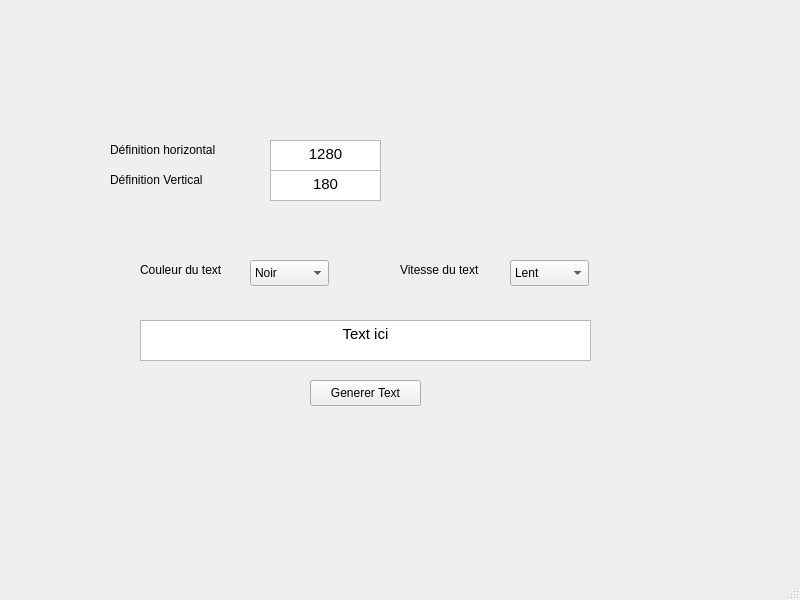
Before: the Qt Designer form mainwindow.ui in oxo140/Text-to-video-GUI, drawn with Qt 5.
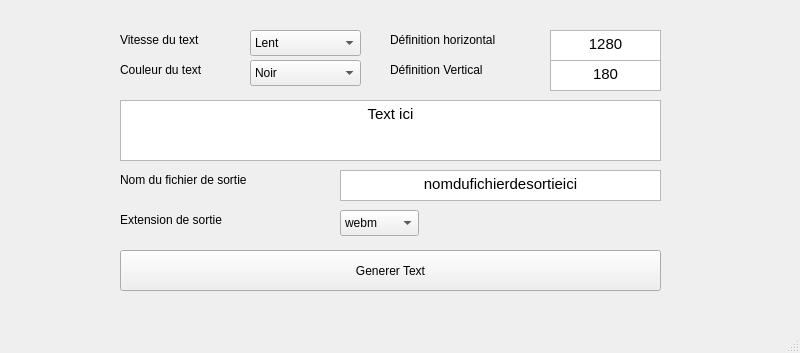
After: the same form once the commit is applied.

Commit message: Extension de sortie

Patch:
```diff
--- a/mainwindow.ui
+++ b/mainwindow.ui
@@ -7,7 +7,7 @@
     <x>0</x>
     <y>0</y>
     <width>800</width>
-    <height>600</height>
+    <height>353</height>
    </rect>
   </property>
   <property name="windowTitle">
@@ -17,10 +17,10 @@
    <widget class="QPushButton" name="pushButton">
     <property name="geometry">
      <rect>
-      <x>310</x>
-      <y>380</y>
-      <width>111</width>
-      <height>26</height>
+      <x>120</x>
+      <y>250</y>
+      <width>541</width>
+      <height>41</height>
      </rect>
     </property>
     <property name="text">
@@ -33,10 +33,10 @@
     </property>
     <property name="geometry">
      <rect>
-      <x>140</x>
-      <y>320</y>
-      <width>451</width>
-      <height>41</height>
+      <x>120</x>
+      <y>100</y>
+      <width>541</width>
+      <height>61</height>
      </rect>
     </property>
     <property name="html">
@@ -53,9 +53,9 @@
    <widget class="QComboBox" name="comboBox">
     <property name="geometry">
      <rect>
-      <x>510</x>
-      <y>260</y>
-      <width>79</width>
+      <x>250</x>
+      <y>30</y>
+      <width>111</width>
       <height>26</height>
      </rect>
     </property>
@@ -78,8 +78,8 @@
    <widget class="QLabel" name="label">
     <property name="geometry">
      <rect>
-      <x>400</x>
-      <y>260</y>
+      <x>120</x>
+      <y>30</y>
       <width>101</width>
       <height>20</height>
      </rect>
@@ -91,8 +91,8 @@
    <widget class="QLabel" name="label_2">
     <property name="geometry">
      <rect>
-      <x>140</x>
-      <y>260</y>
+      <x>120</x>
+      <y>60</y>
       <width>161</width>
       <height>20</height>
      </rect>
@@ -105,8 +105,8 @@
     <property name="geometry">
      <rect>
       <x>250</x>
-      <y>260</y>
-      <width>79</width>
+      <y>60</y>
+      <width>111</width>
       <height>26</height>
      </rect>
     </property>
@@ -134,8 +134,8 @@
    <widget class="QLabel" name="label_3">
     <property name="geometry">
      <rect>
-      <x>110</x>
-      <y>140</y>
+      <x>390</x>
+      <y>30</y>
       <width>161</width>
       <height>20</height>
      </rect>
@@ -147,8 +147,8 @@
    <widget class="QLabel" name="label_4">
     <property name="geometry">
      <rect>
-      <x>110</x>
-      <y>170</y>
+      <x>390</x>
+      <y>60</y>
       <width>161</width>
       <height>20</height>
      </rect>
@@ -163,8 +163,8 @@
     </property>
     <property name="geometry">
      <rect>
-      <x>270</x>
-      <y>140</y>
+      <x>550</x>
+      <y>30</y>
       <width>111</width>
       <height>31</height>
      </rect>
@@ -186,8 +186,8 @@
     </property>
     <property name="geometry">
      <rect>
-      <x>270</x>
-      <y>170</y>
+      <x>550</x>
+      <y>60</y>
       <width>111</width>
       <height>31</height>
      </rect>
@@ -203,6 +203,75 @@
 &lt;p align=&quot;center&quot; style=&quot; margin-top:0px; margin-bottom:0px; margin-left:0px; margin-right:0px; -qt-block-indent:0; text-indent:0px;&quot;&gt;180&lt;/p&gt;&lt;/body&gt;&lt;/html&gt;</string>
     </property>
    </widget>
+   <widget class="QLabel" name="label_5">
+    <property name="geometry">
+     <rect>
+      <x>120</x>
+      <y>210</y>
+      <width>161</width>
+      <height>20</height>
+     </rect>
+    </property>
+    <property name="text">
+     <string>Extension de sortie</string>
+    </property>
+   </widget>
+   <widget class="QLabel" name="label_6">
+    <property name="geometry">
+     <rect>
+      <x>120</x>
+      <y>170</y>
+      <width>171</width>
+      <height>20</height>
+     </rect>
+    </property>
+    <property name="text">
+     <string>Nom du fichier de sortie</string>
+    </property>
+   </widget>
+   <widget class="QComboBox" name="comboBox_3">
+    <property name="geometry">
+     <rect>
+      <x>340</x>
+      <y>210</y>
+      <width>79</width>
+      <height>26</height>
+     </rect>
+    </property>
+    <item>
+     <property name="text">
+      <string>webm</string>
+     </property>
+    </item>
+    <item>
+     <property name="text">
+      <string>mp4</string>
+     </property>
+    </item>
+   </widget>
+   <widget class="QTextEdit" name="textEdit_4">
+    <property name="enabled">
+     <bool>true</bool>
+    </property>
+    <property name="geometry">
+     <rect>
+      <x>340</x>
+      <y>170</y>
+      <width>321</width>
+      <height>31</height>
+     </rect>
+    </property>
+    <property name="html">
+     <string>&lt;!DOCTYPE HTML PUBLIC &quot;-//W3C//DTD HTML 4.0//EN&quot; &quot;http://www.w3.org/TR/REC-html40/strict.dtd&quot;&gt;
+&lt;html&gt;&lt;head&gt;&lt;meta name=&quot;qrichtext&quot; content=&quot;1&quot; /&gt;&lt;meta charset=&quot;utf-8&quot; /&gt;&lt;style type=&quot;text/css&quot;&gt;
+p, li { white-space: pre-wrap; }
+hr { height: 1px; border-width: 0; }
+li.unchecked::marker { content: &quot;\2610&quot;; }
+li.checked::marker { content: &quot;\2612&quot;; }
+&lt;/style&gt;&lt;/head&gt;&lt;body style=&quot; font-family:'Cantarell'; font-size:11pt; font-weight:400; font-style:normal;&quot;&gt;
+&lt;p align=&quot;center&quot; style=&quot; margin-top:0px; margin-bottom:0px; margin-left:0px; margin-right:0px; -qt-block-indent:0; text-indent:0px;&quot;&gt;nomdufichierdesortieici&lt;/p&gt;&lt;/body&gt;&lt;/html&gt;</string>
+    </property>
+   </widget>
   </widget>
   <widget class="QMenuBar" name="menubar">
    <property name="geometry">
```
The commit also changes 2 other files.
